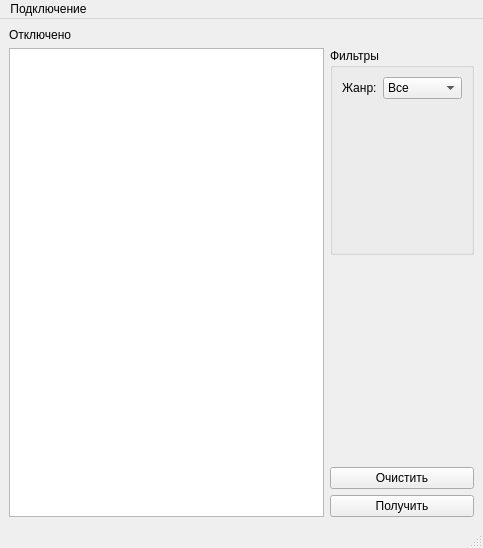
Above: cross_platform_development_on_qt/working_with_database/08_PreDataBase/mainwindow.ui from Morgan-Co/Netology before the change. Below: the same form after it.
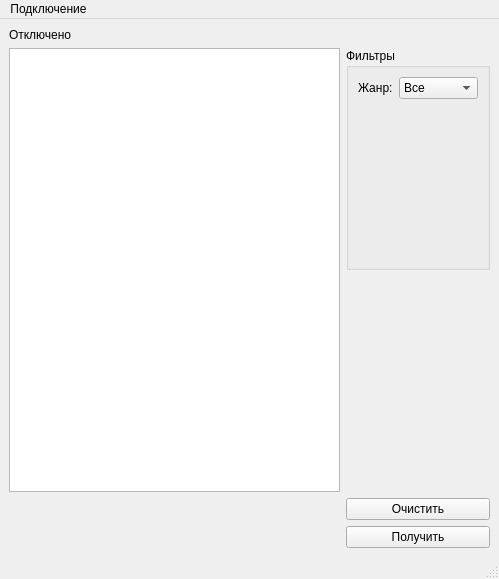
That is the form after the change.

Patch:
```diff
--- a/cross_platform_development_on_qt/working_with_database/08_PreDataBase/mainwindow.ui
+++ b/cross_platform_development_on_qt/working_with_database/08_PreDataBase/mainwindow.ui
@@ -6,8 +6,8 @@
    <rect>
     <x>0</x>
     <y>0</y>
-    <width>483</width>
-    <height>548</height>
+    <width>499</width>
+    <height>579</height>
    </rect>
   </property>
   <property name="sizePolicy">
@@ -91,16 +91,6 @@
       </property>
      </spacer>
     </item>
-    <item row="1" column="0" rowspan="4">
-     <widget class="QTableWidget" name="tb_result">
-      <property name="sizePolicy">
-       <sizepolicy hsizetype="Expanding" vsizetype="Expanding">
-        <horstretch>0</horstretch>
-        <verstretch>0</verstretch>
-       </sizepolicy>
-      </property>
-     </widget>
-    </item>
     <item row="3" column="1">
      <widget class="QPushButton" name="pb_clear">
       <property name="sizePolicy">
@@ -127,6 +117,9 @@
       </property>
      </widget>
     </item>
+    <item row="1" column="0" rowspan="2">
+     <widget class="QTableView" name="tb_result"/>
+    </item>
    </layout>
   </widget>
   <widget class="QMenuBar" name="menubar">
@@ -134,8 +127,8 @@
     <rect>
      <x>0</x>
      <y>0</y>
-     <width>483</width>
-     <height>22</height>
+     <width>499</width>
+     <height>26</height>
     </rect>
    </property>
    <widget class="QMenu" name="menu">
```
Left out of the diff: 23 changed lines with no effect on the pictures.
